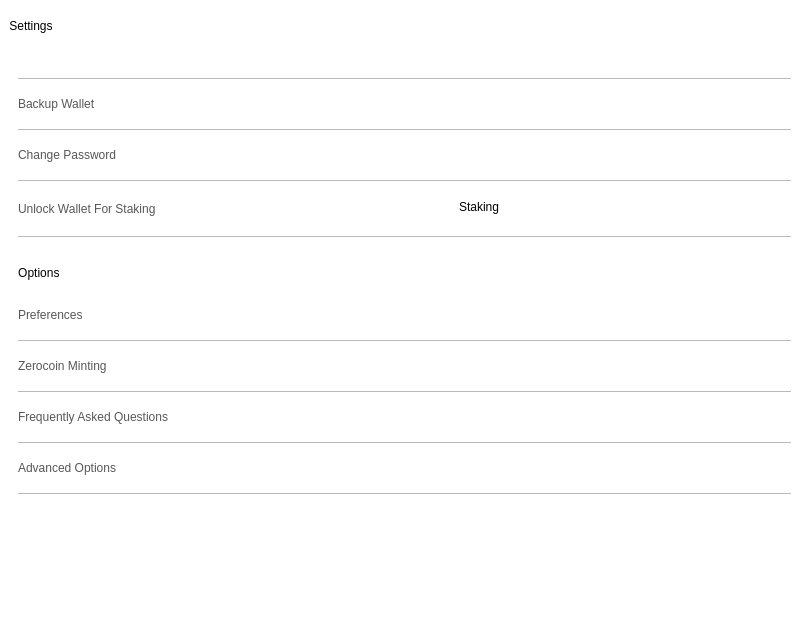
Qt form src/qt/veil/forms/settingswidget.ui (Veil-Project/veil) before a commit.
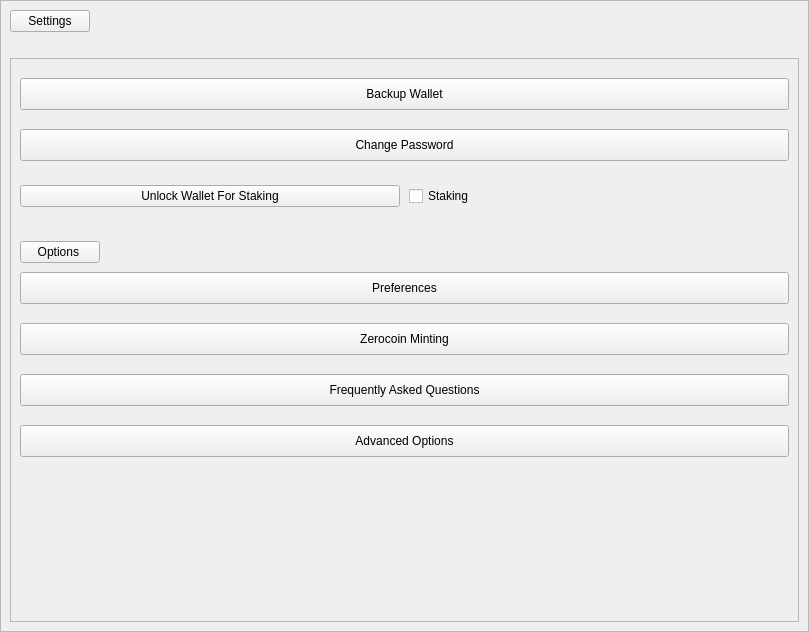
The same form after that commit. Icons and pictures are not drawn.

```diff
--- a/src/qt/veil/forms/settingswidget.ui
+++ b/src/qt/veil/forms/settingswidget.ui
@@ -13,10 +13,6 @@
   <property name="windowTitle">
    <string>Form</string>
   </property>
-  <property name="styleSheet">
-   <string notr="true">background-color:white;
-</string>
-  </property>
   <layout class="QVBoxLayout" name="verticalLayout" stretch="10">
    <property name="spacing">
     <number>0</number>
@@ -41,10 +37,6 @@
        <height>32</height>
       </size>
      </property>
-     <property name="styleSheet">
-      <string notr="true">border:none;
-background-color:white;</string>
-     </property>
      <property name="frameShape">
       <enum>QFrame::StyledPanel</enum>
      </property>
@@ -59,9 +51,6 @@
           <property name="focusPolicy">
            <enum>Qt::NoFocus</enum>
           </property>
-          <property name="styleSheet">
-           <string notr="true">    padding:10 0 10 0;</string>
-          </property>
           <property name="text">
            <string>Settings</string>
           </property>
@@ -103,10 +92,6 @@
       </item>
       <item>
        <widget class="QScrollArea" name="scrollArea">
-        <property name="styleSheet">
-         <string notr="true">border:none;
-background-color:white;</string>
-        </property>
         <property name="sizeAdjustPolicy">
          <enum>QAbstractScrollArea::AdjustToContents</enum>
         </property>
@@ -140,9 +125,6 @@
               <height>1</height>
              </size>
             </property>
-            <property name="styleSheet">
-             <string notr="true">background-color:#bababa;</string>
-            </property>
             <property name="text">
              <string/>
             </property>
@@ -165,12 +147,6 @@
             <property name="focusPolicy">
              <enum>Qt::NoFocus</enum>
             </property>
-            <property name="styleSheet">
-             <string notr="true"> text-align: left;
-  color: #575756;
-background-color:transparent;
-border:0;</string>
-            </property>
             <property name="text">
              <string>Backup Wallet</string>
             </property>
@@ -190,9 +166,6 @@
               <height>1</height>
              </size>
             </property>
-            <property name="styleSheet">
-             <string notr="true">background-color:#bababa;</string>
-            </property>
             <property name="text">
              <string/>
             </property>
@@ -215,12 +188,6 @@
             <property name="focusPolicy">
              <enum>Qt::NoFocus</enum>
             </property>
-            <property name="styleSheet">
-             <string notr="true"> text-align: left;
-  color: #575756;
-background-color:transparent;
-border:0;</string>
-            </property>
             <property name="text">
              <string>Change Password</string>
             </property>
@@ -240,9 +207,6 @@
               <height>1</height>
              </size>
             </property>
-            <property name="styleSheet">
-             <string notr="true">background-color:#bababa;</string>
-            </property>
             <property name="text">
              <string/>
             </property>
@@ -264,12 +228,6 @@
                 <verstretch>0</verstretch>
                </sizepolicy>
               </property>
-              <property name="styleSheet">
-               <string notr="true"> text-align: left;
-  color: #575756;
-background-color:transparent;
-border:0;</string>
-              </property>
               <property name="text">
                <string>Unlock Wallet For Staking</string>
               </property>
@@ -286,24 +244,6 @@
               <property name="focusPolicy">
                <enum>Qt::NoFocus</enum>
               </property>
-              <property name="styleSheet">
-               <string notr="true">
-#checkBoxStaking::indicator {
-    border: 0;
-    background: none;
-}
-
-#checkBoxStaking {
-background-image: url(&quot;:/icons/ic-switch-off-png&quot;) ;
-background-repeat:no-repeat;
-background-position:left center;
-padding:4 4 8 30px;
-}
-
-#checkBoxStaking:checked {
-background-image: url(&quot;:/icons/ic-switch-on-png&quot;) ;
-}</string>
-              </property>
               <property name="text">
                <string>Staking</string>
               </property>
@@ -325,9 +265,6 @@
               <height>1</height>
              </size>
             </property>
-            <property name="styleSheet">
-             <string notr="true">background-color:#bababa;</string>
-            </property>
             <property name="text">
              <string/>
             </property>
@@ -357,9 +294,6 @@
               <verstretch>0</verstretch>
              </sizepolicy>
             </property>
-            <property name="styleSheet">
-             <string notr="true">    padding:10 0 10 0;</string>
-            </property>
             <property name="text">
              <string>Options </string>
             </property>
@@ -382,12 +316,6 @@
             <property name="focusPolicy">
              <enum>Qt::NoFocus</enum>
             </property>
-            <property name="styleSheet">
-             <string notr="true"> text-align: left;
-  color: #575756;
-background-color:transparent;
-border:0;</string>
-            </property>
             <property name="text">
              <string>Preferences</string>
             </property>
@@ -407,9 +335,6 @@
               <height>1</height>
              </size>
             </property>
-            <property name="styleSheet">
-             <string notr="true">background-color:#bababa;</string>
-            </property>
             <property name="text">
              <string/>
             </property>
@@ -432,12 +357,6 @@
             <property name="focusPolicy">
              <enum>Qt::NoFocus</enum>
             </property>
-            <property name="styleSheet">
-             <string notr="true"> text-align: left;
-  color: #575756;
-background-color:transparent;
-border:0;</string>
-            </property>
             <property name="text">
              <string>Zerocoin Minting</string>
             </property>
@@ -457,9 +376,6 @@
               <height>1</height>
              </size>
             </property>
-            <property name="styleSheet">
-             <string notr="true">background-color:#bababa;</string>
-            </property>
             <property name="text">
              <string/>
             </property>
@@ -482,12 +398,6 @@
             <property name="focusPolicy">
              <enum>Qt::NoFocus</enum>
             </property>
-            <property name="styleSheet">
-             <string notr="true"> text-align: left;
-  color: #575756;
-background-color:transparent;
-border:0;</string>
-            </property>
             <property name="text">
              <string>Frequently Asked Questions</string>
             </property>
@@ -507,9 +417,6 @@
               <height>1</height>
              </size>
             </property>
-            <property name="styleSheet">
-             <string notr="true">background-color:#bababa;</string>
-            </property>
             <property name="text">
              <string/>
             </property>
@@ -532,12 +439,6 @@
             <property name="focusPolicy">
              <enum>Qt::NoFocus</enum>
             </property>
-            <property name="styleSheet">
-             <string notr="true"> text-align: left;
-  color: #575756;
-background-color:transparent;
-border:0;</string>
-            </property>
             <property name="text">
              <string>Advanced Options</string>
             </property>
@@ -557,9 +458,6 @@
               <height>1</height>
              </size>
             </property>
-            <property name="styleSheet">
-             <string notr="true">background-color:#bababa;</string>
-            </property>
             <property name="text">
              <string/>
             </property>
```
